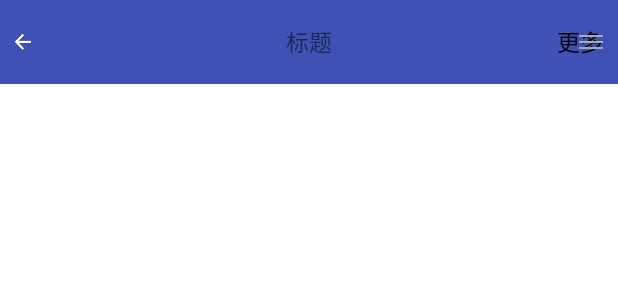
After one commit to liwei49699/MyBaseFramwork, an Android app: the layout bar_my_top.xml on its own in the app's theme, with its tools: preview values and no code run, on a phone screen of 412 x 824 dp. The commit adds this screen. Shown: the top 300 px of the screen. Run offline under Robolectric (Android 15) with nearby library versions, the phone set to English and light mode, and no system bars.

Commit message:
测试webView和自定义组件

```diff
--- a/MyFramwork/src/main/java/com/sanshang/li/mybaseframwork/MainActivity.java
+++ b/MyFramwork/src/main/java/com/sanshang/li/mybaseframwork/MainActivity.java
@@ -1,6 +1,5 @@
 package com.sanshang.li.mybaseframwork;
 
-import android.app.Activity;
 import android.content.Intent;
 import android.os.Bundle;
 import android.os.Message;
@@ -9,7 +8,6 @@ import android.util.Log;
 import android.view.Gravity;
 import android.view.View;
 import android.view.ViewGroup;
-import android.view.Window;
 import android.widget.TextView;
 import android.widget.Toast;
 
@@ -18,7 +16,6 @@ import com.sanshang.li.mybaseframwork.service.NetWorkService;
 import com.sanshang.li.mybaseframwork.translucent.TranslucentActivity;
 import com.sanshang.li.mybaseframwork.util.DeviceUtil;
 import com.sanshang.li.mybaseframwork.util.LogUtils;
-import com.sanshang.li.mybaseframwork.util.ToastUtils;
 
 import java.text.DecimalFormat;
 
--- /dev/null
+++ b/MyFramwork/src/main/res/layout/bar_my_top.xml
@@ -0,0 +1,42 @@
+<?xml version="1.0" encoding="utf-8"?>
+<RelativeLayout xmlns:android="http://schemas.android.com/apk/res/android"
+    android:layout_width="match_parent"
+    android:background="@color/colorPrimary"
+    android:layout_height="?attr/actionBarSize">
+
+    <ImageView
+        android:id="@+id/iv_left_back"
+        android:layout_width="wrap_content"
+        android:layout_height="wrap_content"
+        android:layout_centerVertical="true"
+        android:padding="@dimen/dp_10"
+        android:src="@drawable/iv_title_back"/>
+
+    <TextView
+        android:id="@+id/tv_top_title"
+        android:layout_width="wrap_content"
+        android:layout_height="wrap_content"
+        android:text="标题"
+        android:textSize="@dimen/dp_15"
+        android:layout_centerInParent="true"/>
+
+    <TextView
+        android:id="@+id/tv_right_more"
+        android:layout_width="wrap_content"
+        android:layout_height="wrap_content"
+        android:layout_alignParentRight="true"
+        android:text="更多"
+        android:textSize="@dimen/dp_15"
+        android:padding="@dimen/dp_10"
+        android:layout_centerVertical="true"
+        android:textColor="@color/black_color"/>
+
+    <ImageView
+        android:id="@+id/iv_right_more"
+        android:layout_width="wrap_content"
+        android:layout_height="wrap_content"
+        android:padding="@dimen/dp_10"
+        android:layout_alignParentRight="true"
+        android:layout_centerVertical="true"
+        android:src="@drawable/iv_title_menu"/>
+</RelativeLayout>
--- a/MyFramwork/src/main/res/values/colors.xml
+++ b/MyFramwork/src/main/res/values/colors.xml
@@ -7,4 +7,5 @@
     <color name="color_white_activity_back">#F0F0F0</color>
     <color name="color_gray_text">#4b4b58</color>
     <color name="color_spn_back">#333244</color>
+    <color name="black_color">#000000</color>
 </resources>
--- /dev/null
+++ b/MyFramwork/src/main/res/values/dimens.xml
@@ -0,0 +1,6 @@
+<?xml version="1.0" encoding="utf-8"?>
+<resources>
+    <dimen name="dp_10">10dp</dimen>
+    <dimen name="dp_15">15dp</dimen>
+    <dimen name="sp_15">15sp</dimen>
+</resources>
--- a/MyFramwork/src/main/res/values/strings.xml
+++ b/MyFramwork/src/main/res/values/strings.xml
@@ -2,4 +2,5 @@
     <string name="app_name">MyBaseFramwork</string>
     <string name="tv_toast_message">文本</string>
     <string name="iv_sound_toast">toast图片</string>
+    <string name="titleName">自定义标题</string>
 </resources>
```
Also changed, not shown: MyFramwork/build.gradle (+10 -10 lines), MyFramwork/src/main/AndroidManifest.xml (+11 -10 lines), MyFramwork/src/main/java/com/sanshang/li/mybaseframwork/base/BaseActivity.java (+7 -0 lines), MyFramwork/src/main/java/com/sanshang/li/mybaseframwork/javascript/JavaScriptActivity.java (added, +70 -0 lines), MyFramwork/src/main/java/com/sanshang/li/mybaseframwork/view/MyTopBar.java (added, +112 -0 lines), MyFramwork/src/main/res/layout/activity_java_script.xml (added, +14 -0 lines), MyFramwork/src/main/res/layout/activity_main.xml (+12 -0 lines), MyFramwork/src/main/res/values/attrs.xml (added, +24 -0 lines), 2 other files.
